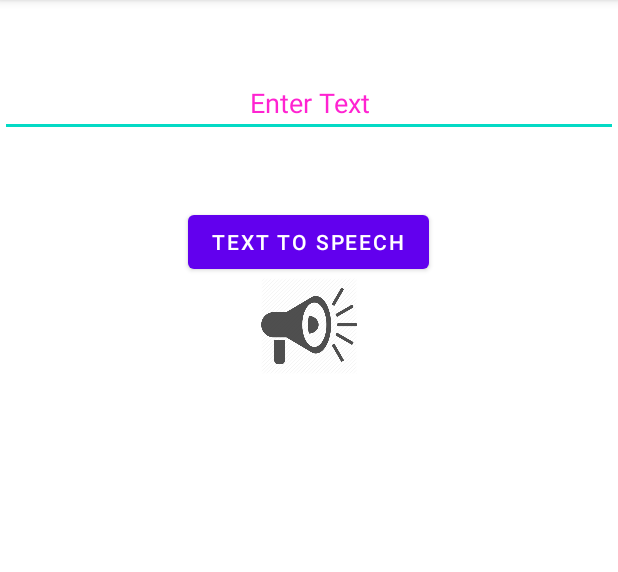
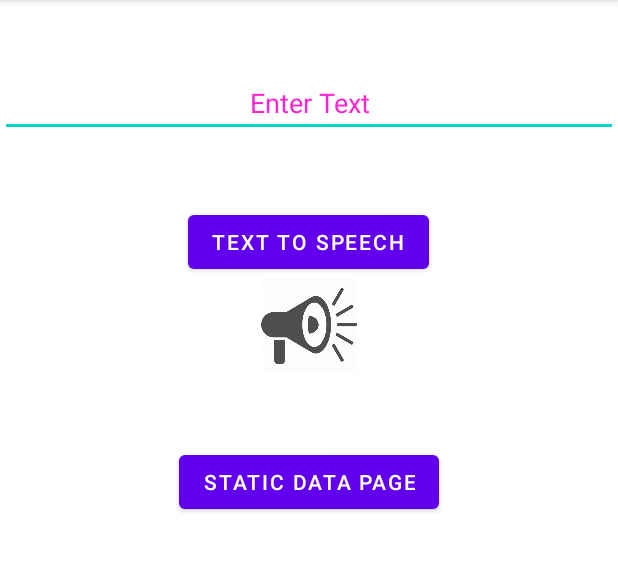
Before and after one commit to falakdesai/text2speech, an Android app: the screen it shows after launch (MainActivity), on a phone screen of 412 x 824 dp, the part 84-656 px from its top. Run offline under Robolectric (Android 15) with nearby library versions, the phone set to English and light mode, and no system bars.

Commit message:
Scrollview acivated & 2nd button added for moving to next activity

```diff
--- a/app/src/main/java/com/example/class6/MainActivity.java
+++ b/app/src/main/java/com/example/class6/MainActivity.java
@@ -17,7 +17,7 @@ public class MainActivity extends AppCompatActivity {
 
     TextToSpeech t1;
     EditText ed1;
-    Button b1;
+    Button b1, staticDataPageButton;
     ImageButton ib1;
 
     @Override
@@ -27,6 +27,7 @@ public class MainActivity extends AppCompatActivity {
 
         ed1= findViewById(R.id.editText);
         b1= findViewById(R.id.button);
+        staticDataPageButton = findViewById(R.id.staticDataPageButton);
         ib1 = findViewById(R.id.speaker);
 
         t1=new TextToSpeech(getApplicationContext(), status1 -> {
@@ -45,7 +46,9 @@ public class MainActivity extends AppCompatActivity {
             String toSpeak = ed1.getText().toString();
             Toast.makeText(getApplicationContext(), toSpeak,Toast.LENGTH_SHORT).show();
             t1.speak(toSpeak, TextToSpeech.QUEUE_FLUSH, null);
+        });
 
+        staticDataPageButton.setOnClickListener(task1 -> {
             startActivity(new Intent(MainActivity.this, CardActivity.class));
         });
 
--- a/app/src/main/res/layout/activity_main.xml
+++ b/app/src/main/res/layout/activity_main.xml
@@ -33,4 +33,13 @@
         android:layout_below="@+id/button"
         android:background="@drawable/speaker" />
 
+    <Button
+        android:id="@+id/staticDataPageButton"
+        android:layout_width="wrap_content"
+        android:layout_height="wrap_content"
+        android:layout_below="@+id/editText"
+        android:layout_centerHorizontal="true"
+        android:layout_marginTop="206dp"
+        android:text="Static Data Page" />
+
 </RelativeLayout>
```
